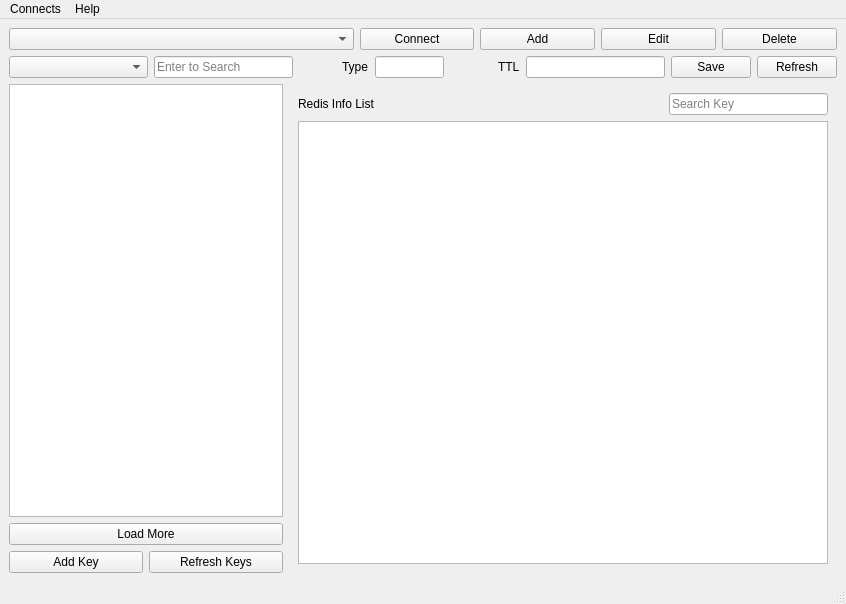
Qt form ui/main.ui (goodspb/reedis) before a commit.
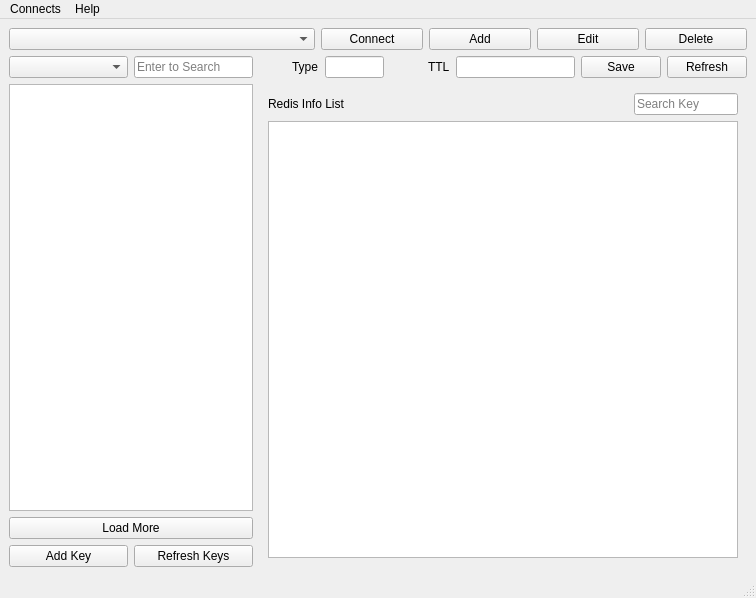
The same form after that commit. Icons and pictures are not drawn.

The edit to the form file:
```diff
--- a/ui/main.ui
+++ b/ui/main.ui
@@ -6,8 +6,8 @@
    <rect>
     <x>0</x>
     <y>0</y>
-    <width>846</width>
-    <height>604</height>
+    <width>756</width>
+    <height>598</height>
    </rect>
   </property>
   <property name="windowTitle">
@@ -383,7 +383,7 @@
     <rect>
      <x>0</x>
      <y>0</y>
-     <width>846</width>
+     <width>756</width>
      <height>24</height>
     </rect>
    </property>
```
Left out of the diff: 4 changed lines with no effect on the pictures.
